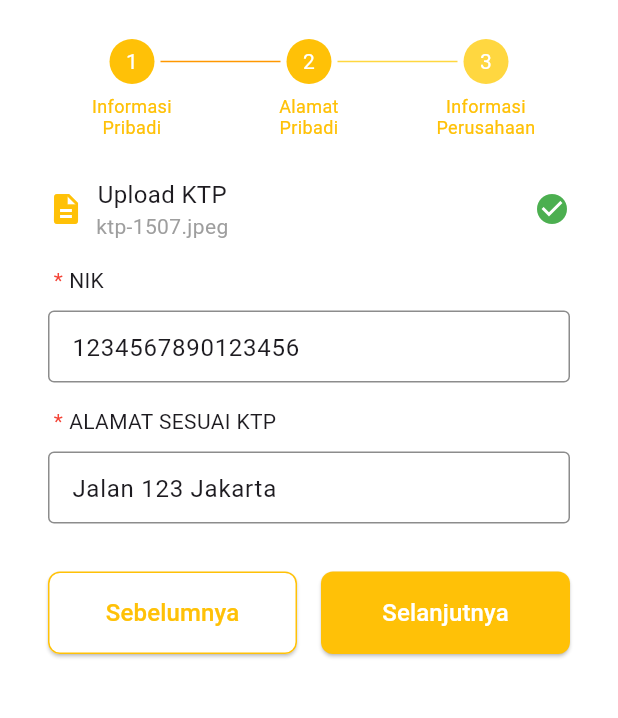
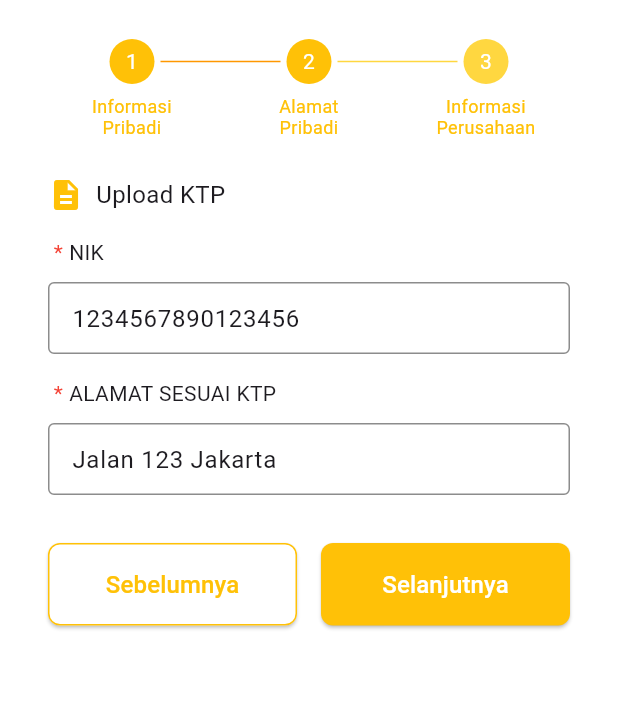
Before and after one commit to AbiMulLyA/payuung-clone, a Flutter app: the ProfilePersonalInformationPage screen opened by its route, after a tap on "Selanjutnya", on a phone screen of 412 x 824 dp, the part 84-802 px from its top. Run offline on Flutter 3.47's test engine with Material 3 defaults, Android fonts, the phone set to English and light mode, and no system bars; drawn by our look-alikes of easy_stepper; our stand-ins replace auto_route, dartz, equatable, flutter_bloc, flutter_hooks, flutter_svg and 6 more; accounts and stored records are empty; project files that could hold a hidden picture were left out.

Commit message:
add ktp condition

```diff
--- a/lib/feature/profile/presentation/widget/personal_information/personal_address_view.dart
+++ b/lib/feature/profile/presentation/widget/personal_information/personal_address_view.dart
@@ -22,6 +22,8 @@ class PersonalAddressView extends HookWidget {
   @override
   Widget build(BuildContext context) {
     final _imageUtil = getIt<ImageUtil>();
+
+    final _ktpFile = useState('');
 
     useEffect(() {
       nikCtr.text = profile.nik.toString();
@@ -71,27 +73,29 @@ class PersonalAddressView extends HookWidget {
                         },
                       );
                     },
-                    child: const Row(
+                    child: Row(
                       children: [
-                        Icon(Icons.description, color: Colors.amber),
-                        SizedBox(width: 8),
+                        const Icon(Icons.description, color: Colors.amber),
+                        const SizedBox(width: 8),
                         Column(
                           children: [
-                            Text(
+                            const Text(
                               'Upload KTP',
                               style: TextStyle(fontSize: 16),
                             ),
-                            Text(
-                              'ktp-1507.jpeg',
-                              style: TextStyle(color: Colors.grey),
-                            ),
+                            if (_ktpFile.value.isNotEmpty)
+                              Text(
+                                _ktpFile.value,
+                                style: const TextStyle(color: Colors.grey),
+                              ),
                           ],
                         ),
-                        SizedBox(width: 8),
+                        const SizedBox(width: 8),
                       ],
                     ),
                   ),
-                  const Icon(Icons.check_circle, color: Colors.green),
+                  if (_ktpFile.value.isNotEmpty)
+                    const Icon(Icons.check_circle, color: Colors.green),
                 ],
               ),
               const SizedBox(height: 16),
```
